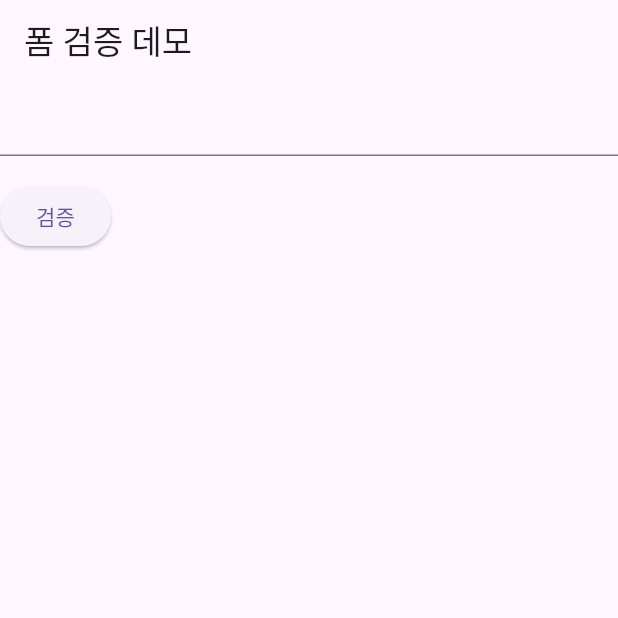
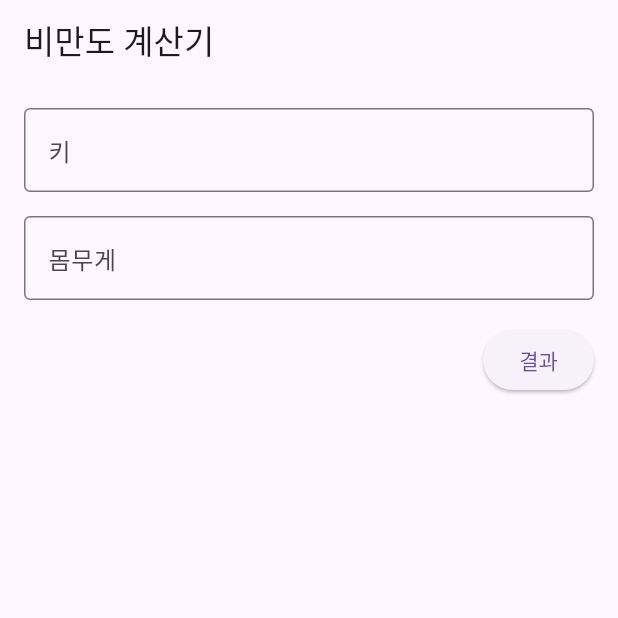
Before and after one commit to Soooobiniya/flutter_application, a Flutter app: the screen it shows after launch, on a phone screen of 412 x 824 dp, the top half of it. Run offline on Flutter 3.47's test engine with Material 3 defaults, Android fonts, the phone set to English and light mode, and no system bars.

Commit message:
feat: BMI 계산기 기능 추가

```diff
--- /dev/null
+++ b/lib/Bmi/BmiMain.dart
@@ -0,0 +1,94 @@
+import 'package:flutter/material.dart';
+import 'package:flutter_application/Bmi/BmiResult.dart';
+
+class BmiMain extends StatefulWidget {
+  @override
+  _BmiMainState createState() => _BmiMainState();
+}
+
+class _BmiMainState extends State<BmiMain> {
+  final _formKey = GlobalKey<FormState>(); // 폼의 상태를 얻기 위한 키
+  final _heightController = TextEditingController();
+  final _weightController = TextEditingController();
+
+  @override
+  void dispose() {
+    _heightController.dispose();
+    _weightController.dispose();
+    super.dispose();
+  }
+
+  @override
+  Widget build(BuildContext context) {
+    return Scaffold(
+      appBar: AppBar(title: Text('비만도 계산기')),
+      body: Container(
+        padding: const EdgeInsets.all(16.0),
+        child: Form(
+          // 폼
+          key: _formKey, // 키 할당
+          child: Column(
+            children: <Widget>[
+              // 키 입력 필드
+              TextFormField(
+                decoration: InputDecoration(
+                  // 외곽선이 있고 힌트로 '키'를 표시
+                  border: OutlineInputBorder(),
+                  hintText: '키',
+                ),
+                controller: _heightController,
+                keyboardType: TextInputType.number, // 숫자만 입력 가능
+                validator: (value) {
+                  if (value?.trim().isEmpty ?? true) {
+                    // 입력한 값의 앞뒤 공백을 제거한 것이 비었다면 에러 메시지 표시
+                    return '키를 입력하세요';
+                  }
+                  return null;
+                },
+              ),
+              SizedBox(
+                height: 16.0,
+              ),
+              // 몸무게 입력 필드
+              TextFormField(
+                decoration: InputDecoration(
+                  border: OutlineInputBorder(),
+                  hintText: '몸무게',
+                ),
+                controller: _weightController,
+                keyboardType: TextInputType.number,
+                validator: (value) {
+                  if (value?.trim().isEmpty ?? true) {
+                    return '몸무게를 입력하세요';
+                  }
+                  return null;
+                },
+              ),
+              Container(
+                margin: const EdgeInsets.only(top: 16.0),
+                alignment: Alignment.centerRight,
+                child: ElevatedButton(
+                  onPressed: () {
+                    // 폼에 입력된 값 검증
+                    if (_formKey.currentState != null &&
+                        _formKey.currentState!.validate()) {
+                      // 키와 몸무게 값이 검증되었다면 화면 이동
+                      Navigator.push(
+                        context,
+                        MaterialPageRoute(
+                            builder: (context) => BmiResult(
+                                double.parse(_heightController.text.trim()),
+                                double.parse(_weightController.text.trim()))),
+                      );
+                    }
+                  },
+                  child: Text('결과'),
+                ),
+              )
+            ],
+          ),
+        ),
+      ),
+    );
+  }
+}
--- a/lib/main.dart
+++ b/lib/main.dart
@@ -1,4 +1,5 @@
 import 'package:flutter/material.dart';
+import 'package:flutter_application/Bmi/BmiMain.dart';
 
 void main() => runApp(MyApp());
 
@@ -6,59 +7,11 @@ class MyApp extends StatelessWidget {
   @override
   Widget build(BuildContext context) {
     return MaterialApp(
-      title: '폼 검증 데모',
-      home: Scaffold(
-        appBar: AppBar(
-          title: Text('폼 검증 데모'),
-        ),
-        body: MyCustomForm(),
-      )
-
+      title: 'Flutter Demo',
+      theme: ThemeData(
+        primarySwatch: Colors.blue,
+      ),
+      home: BmiMain(),
     );
   }
 }
-
-class MyCustomForm extends StatefulWidget {
-  @override
-  MyCustomFormState createState() => MyCustomFormState();
-}
-
-class MyCustomFormState extends State<MyCustomForm> {
-  // Form 위젯에 유니크한 키값을 부여하고 검증시 사용
-  final _formKey = GlobalKey<FormState>();
-
-  @override
-  Widget build(BuildContext context) {
-    // Form 위젯에 _formKey를 지정
-    return Form(
-      key: _formKey,
-      child: Column(
-        crossAxisAlignment: CrossAxisAlignment.start,
-        children: <Widget>[
-          TextFormField(
-            validator: (value) {
-              if(value?.isEmpty ?? true) {
-                return '글자를 입력하세요.';
-              }
-              return null;
-            },
-          ),
-          Padding(
-            padding: const EdgeInsets.symmetric(vertical: 16.0),
-            child: ElevatedButton(
-              onPressed: () {
-                // 폼을 검증하여 통과하면 true, 실패하면 false 리턴
-                if (_formKey.currentState != null && _formKey.currentState!.validate()) {
-                  // 검증이 통과하면 스낵바 표시
-                  ScaffoldMessenger.of(context)
-                      .showSnackBar(SnackBar(content: Text('검증 완료')));
-                }
-              },
-              child: Text('검증'),
-            ),
-          )
-        ],
-      ),
-    );
-  }
-}
```
Also changed, not shown: lib/Bmi/BmiResult.dart (added, +72 -0 lines).
